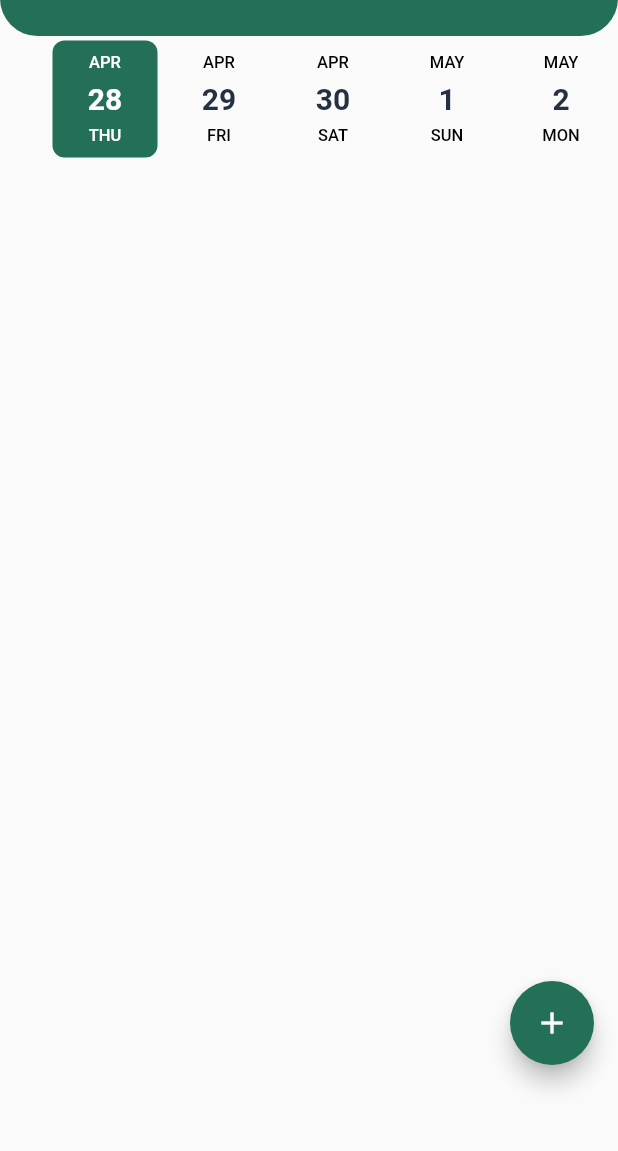
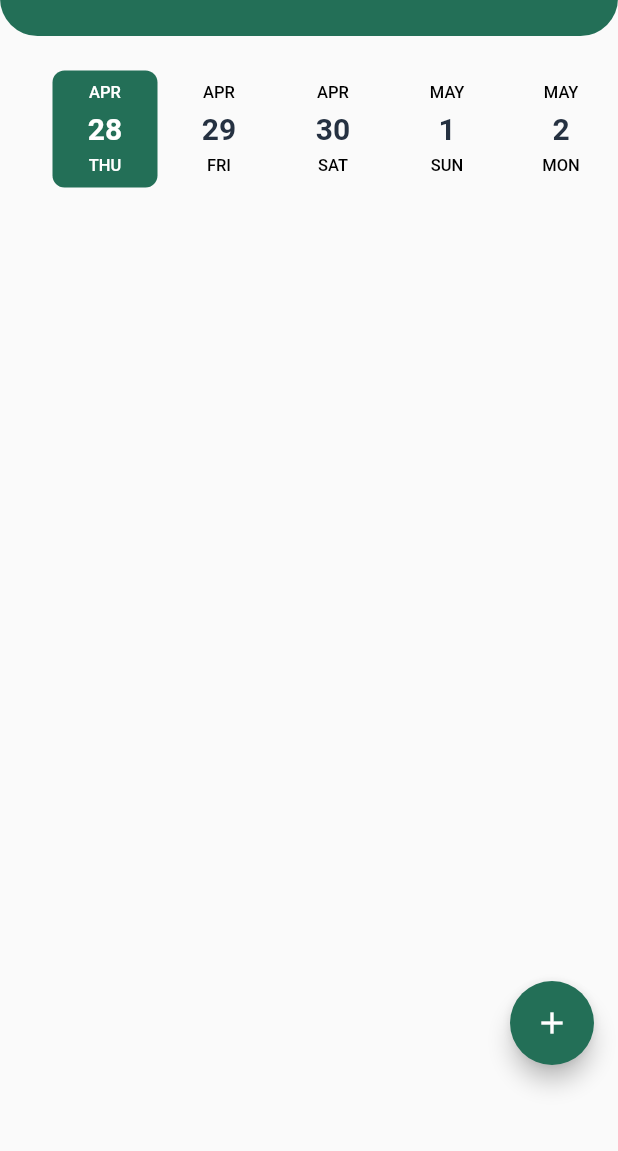
Before and after one commit to kieuvantuyen01/money0manager, a Flutter app: the Reminder screen opened directly, on a phone screen of 412 x 824 dp, the part 72-1223 px from its top. Run offline on Flutter 3.47's test engine with Material 2 defaults, Android fonts, the light colour scheme and no system bars; our stand-ins replace charts_flutter, cloud_firestore, date_picker_timeline, path_drawing, rating_dialog, share; missing offline and left inert: launch_review; accounts and stored records are empty; Roboto replaces fonts that are missing (Inter, Nunito Sans).

Commit message:
minor change

```diff
--- a/lib/components/DoctorInfo.dart
+++ b/lib/components/DoctorInfo.dart
@@ -28,7 +28,7 @@ class DoctorInfo extends StatelessWidget {
           crossAxisAlignment: CrossAxisAlignment.start,
           children: <Widget>[
             Padding(
-              padding: EdgeInsets.only(left: 18, top: 26),
+              padding: EdgeInsets.only(left: 25, top: 26),
               child: TitleText1(
                   text: this.time,
                   fontFamily: 'Nunito Sans',
@@ -39,7 +39,7 @@ class DoctorInfo extends StatelessWidget {
                   b: 255),
             ),
             Padding(
-              padding: EdgeInsets.only(left: 18, top: 5),
+              padding: EdgeInsets.only(left: 25, top: 5),
               child: TitleText1(
                   text: this.reminderName,
                   fontFamily: 'Nunito Sans',
@@ -50,7 +50,7 @@ class DoctorInfo extends StatelessWidget {
                   b: 255),
             ),
             Padding(
-              padding: EdgeInsets.only(left: 18, top: 5),
+              padding: EdgeInsets.only(left: 25, top: 5),
               child: TitleText1(
                 text: this.note,
                 fontFamily: 'Nunito Sans',
--- a/lib/screens/Reminder.dart
+++ b/lib/screens/Reminder.dart
@@ -202,7 +202,7 @@ class ReminderState extends State<Reminder> {
                       Padding(
                         padding: EdgeInsets.only(top: 15),
                         child: InputTextField(
-                          hintText: '$_selectedRemind',
+                          hintText: _selectedRemind,
                           labelText: 'Tần suất',
                           maxline: 1,
                           widget: DropdownButton(
@@ -396,7 +396,10 @@ class ReminderState extends State<Reminder> {
         body: ListView(
           scrollDirection: Axis.vertical,
           children: [
-            DateBar(),
+            Padding(
+                padding: EdgeInsets.only(top: 20),
+                child: DateBar(),
+            ),
             ListSchedule(
               listSchedule: listAccount,
             )
```
